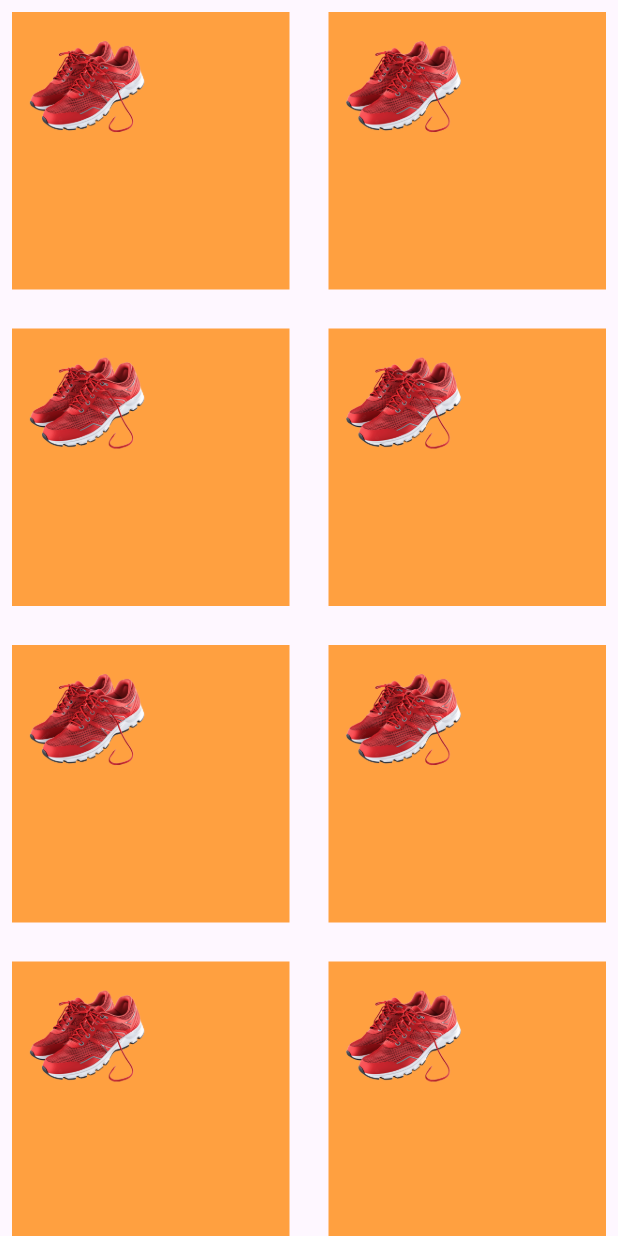
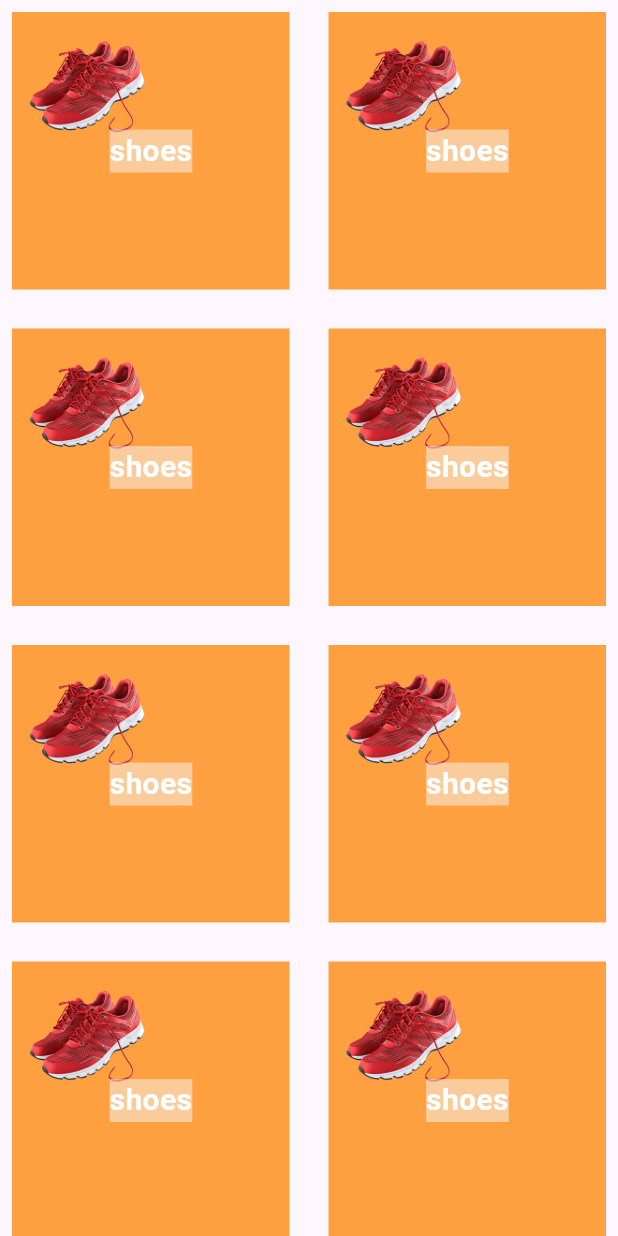
Before and after one commit to devNoraashraf/app_store, a Flutter app: the CategoriesScreen screen opened directly, on a phone screen of 412 x 824 dp. Run offline on Flutter 3.47's test engine with Material 3 defaults, Android fonts, the phone set to English and light mode, and no system bars; our stand-ins replace flutter_card_swiper, flutter_iconly, page_transition.

Commit message:
update  categories screen

```diff
--- a/lib/widgets/category_widget.dart
+++ b/lib/widgets/category_widget.dart
@@ -18,7 +18,19 @@ class CategoryWidget extends StatelessWidget {
                 "assets/images/p1.png",
                 height: 100,
                 width: 100,
-                fit: BoxFit.cover,
+                fit: BoxFit.fill,
+              ),
+            ),
+            Align(
+              alignment: Alignment.center,
+              child: Text(
+                "shoes",
+                style: TextStyle(
+                  color: Colors.white,
+                  fontSize: 20,
+                  fontWeight: FontWeight.bold,
+                  backgroundColor: ColorsManager.lightGrey.withOpacity(0.5),
+                ),
               ),
             ),
           ],
```
